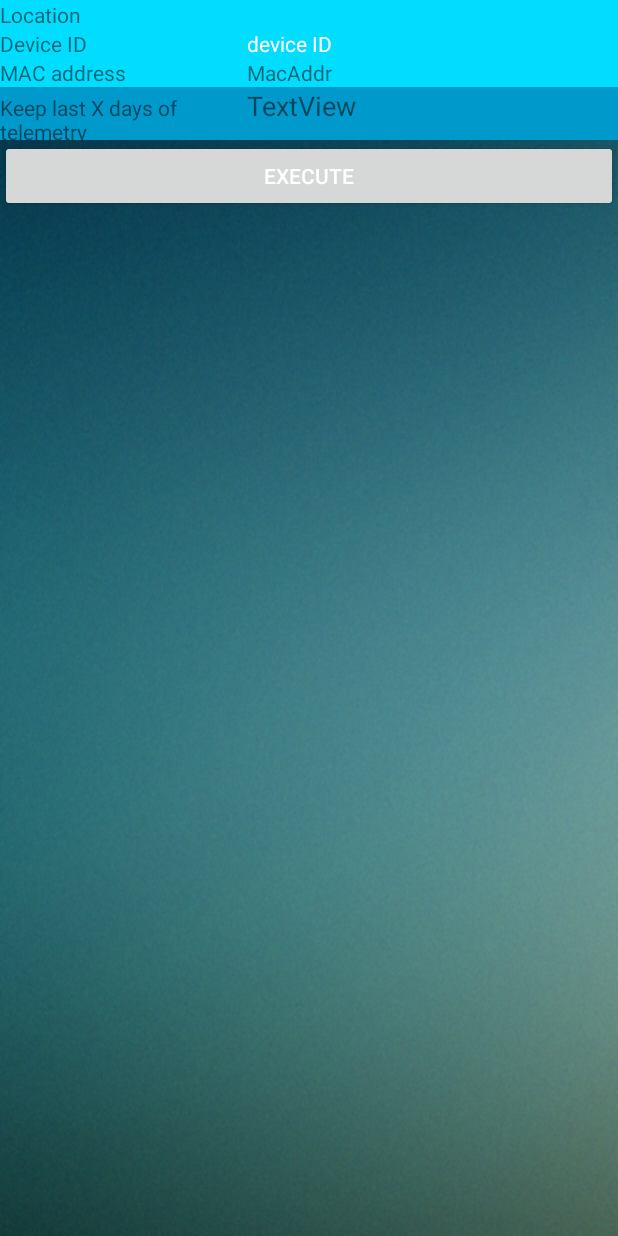
After one commit to ratnick/AutoIrrigation, an Android app: the layout dialog_purge_data.xml on its own in the app's theme, with its tools: preview values and no code run, on a phone screen of 412 x 824 dp. The commit adds this screen. Run offline under Robolectric (Android 15) with nearby library versions, the phone set to English and light mode, and no system bars.

Commit message:
New feature: Purge telemetry data

```diff
--- /dev/null
+++ b/Android/irrfire2/app/src/main/res/layout/dialog_purge_data.xml
@@ -0,0 +1,170 @@
+<?xml version="1.0" encoding="utf-8"?>
+<LinearLayout
+    xmlns:android="http://schemas.android.com/apk/res/android"
+    xmlns:tools="http://schemas.android.com/tools"
+    android:layout_width="match_parent"
+    android:layout_height="match_parent"
+    android:background="@drawable/bg_gaussian_green"
+    android:orientation="vertical"
+    android:padding="0dp"
+    tools:context=".DeviceActivity">
+
+    <TableLayout
+        android:layout_width="match_parent"
+        android:layout_height="wrap_content">
+
+        <TableRow
+            android:layout_width="match_parent"
+            android:layout_height="wrap_content">
+
+            <Spinner
+                android:id="@+id/spinnerDevice"
+                android:layout_width="wrap_content"
+                android:layout_height="match_parent"
+                android:layout_weight="40"
+                android:background="@android:color/holo_green_light"
+                android:gravity="center_vertical|end" />
+
+        </TableRow>
+
+    </TableLayout>
+
+    <TableLayout
+        android:id="@+id/tbMetadata"
+        android:layout_width="match_parent"
+        android:layout_height="wrap_content"
+        android:background="@android:color/holo_blue_bright"
+        android:stretchColumns="*">
+
+        <TableRow
+            android:layout_width="match_parent"
+            android:layout_height="match_parent">
+            <TextView
+                android:id="@+id/tvLocationTxt"
+                android:layout_width="0dip"
+                android:layout_height="wrap_content"
+                android:layout_gravity="center_vertical"
+                android:layout_weight="40"
+                android:text="Location" />
+
+            <EditText
+                android:id="@+id/tvLocation"
+                android:layout_width="0dip"
+                android:layout_height="match_parent"
+                android:layout_weight="60"
+                android:backgroundTint="@android:color/holo_blue_bright"
+                android:inputType="text"
+                android:padding="0dp"
+                android:text=""
+                android:textSize="14sp" />
+
+        </TableRow>
+        <TableRow
+            android:layout_width="match_parent"
+            android:layout_height="match_parent">
+            <TextView
+                android:id="@+id/tvDeviceIDTxt"
+                android:layout_width="0dip"
+                android:layout_height="wrap_content"
+                android:layout_gravity="center_vertical"
+                android:layout_weight="40"
+                android:text="Device ID" />
+
+            <EditText
+                android:id="@+id/tvDeviceID"
+                android:layout_width="0dip"
+                android:layout_height="match_parent"
+                android:layout_weight="60"
+                android:backgroundTint="@android:color/holo_blue_bright"
+                android:inputType="text"
+                android:padding="0dp"
+                android:text="device ID"
+                android:textSize="14sp" />
+        </TableRow>
+
+        <TableRow
+            android:layout_width="match_parent"
+            android:layout_height="match_parent">
+
+            <TextView
+                android:id="@+id/tvMacAddrTxt"
+                android:layout_width="0dip"
+                android:layout_height="wrap_content"
+                android:layout_weight="40"
+                android:text="MAC address" />
+
+            <TextView
+                android:id="@+id/tvMacAddr"
+                android:layout_width="0dip"
+                android:layout_height="wrap_content"
+                android:layout_weight="60"
+                android:text="MacAddr" />
+        </TableRow>
+
+    </TableLayout>
+
+    <LinearLayout
+        android:layout_width="match_parent"
+        android:layout_height="wrap_content"
+        android:orientation="horizontal">
+
+        <TextView
+            android:id="@+id/emptyText11"
+            android:layout_width="0dp"
+            android:layout_height="0dp"
+            android:layout_weight="50"
+            android:inputType="none" />
+    </LinearLayout>
+
+    <TableLayout
+        android:id="@+id/tbInput"
+        android:layout_width="match_parent"
+        android:layout_height="wrap_content"
+        android:background="@android:color/holo_blue_dark"
+        android:stretchColumns="*">
+
+        <TableRow
+            android:layout_width="match_parent"
+            android:layout_height="match_parent">
+
+            <TextView
+                android:id="@+id/tvMeasureModeTxt"
+                android:layout_width="0dip"
+                android:layout_height="wrap_content"
+                android:layout_weight="40"
+                android:text="Keep last X days of telemetry" />
+
+            <TextView
+                android:id="@+id/tvMeasureMode"
+                android:layout_width="0dip"
+                android:layout_height="match_parent"
+                android:layout_weight="60"
+                android:text="TextView"
+                android:textSize="18sp" />
+        </TableRow>
+
+
+    </TableLayout>
+
+    <TableLayout
+        android:layout_width="match_parent"
+        android:layout_height="wrap_content">
+
+        <TableRow
+            android:layout_width="match_parent"
+            android:layout_height="wrap_content">
+
+            <Button
+                android:id="@+id/executeButton"
+                android:layout_width="20dp"
+                android:layout_height="match_parent"
+                android:layout_weight="20"
+                android:text="Execute" />
+
+
+        </TableRow>
+
+    </TableLayout>
+
+
+</LinearLayout>
--- a/Android/irrfire2/app/src/main/res/values/strings.xml
+++ b/Android/irrfire2/app/src/main/res/values/strings.xml
@@ -1,6 +1,6 @@
 <resources>
     <string name="app_name">Ratnick Vanding</string>
     <string name="hello_world">Davs!</string>
-    <string name="action_settings">Settings</string>
+    <string name="action_purge_data">Purge telemetry data</string>
     <string name="action_refresh">Refresh</string>
 </resources>
```
Also changed, not shown: Android/irrfire2/app/src/main/java/com/ratnick/vanding/DeviceActivity.java (+54 -10 lines), Android/irrfire2/app/src/main/res/layout/activity_device.xml (+4 -3 lines), Android/irrfire2/app/src/main/res/layout/dialog_settings.xml (deleted, +0 -22 lines), Android/irrfire2/app/src/main/res/menu/menu_device.xml (+5 -2 lines).
